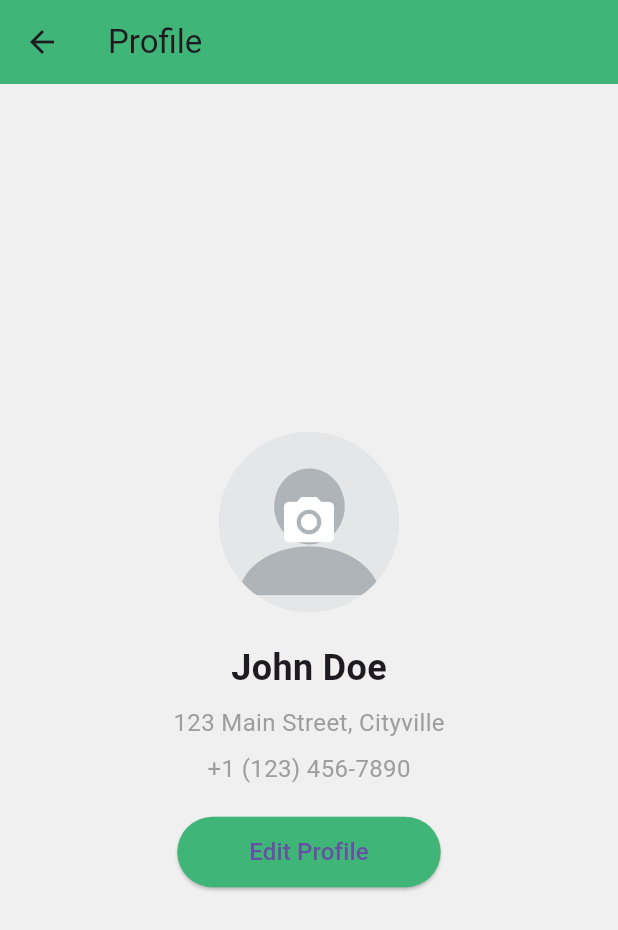
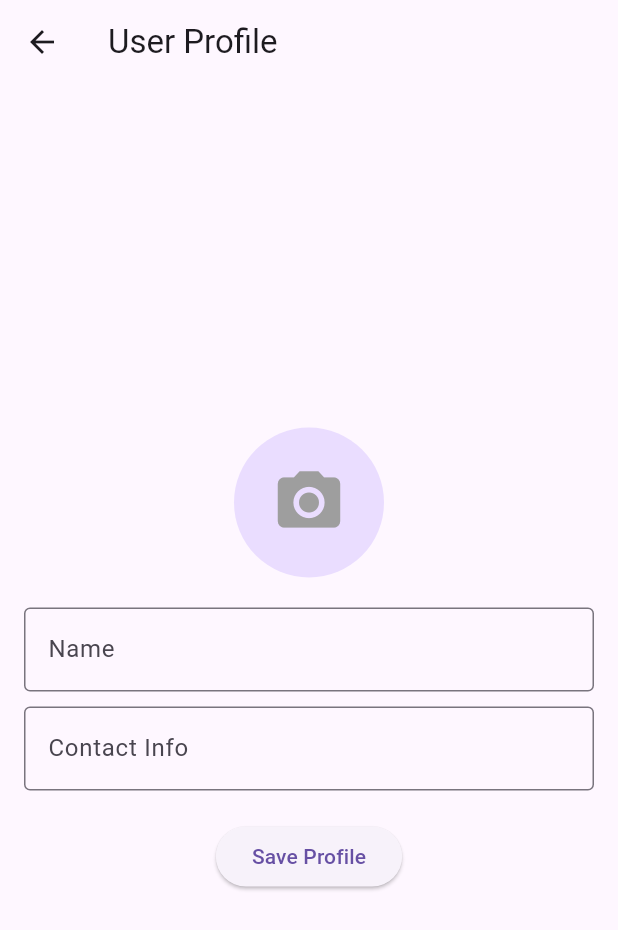
Before and after one commit to Yashgupta683/Jalaj, a Flutter app: the screen it shows after launch, after a tap on "Continue as Guest", after a tap on the "account circle" icon, on a phone screen of 412 x 824 dp. Shown: the top 930 px of the screen. Run offline on Flutter 3.47's test engine with Material 3 defaults, Android fonts, the phone set to English and light mode, and no system bars; our stand-ins replace file_picker, flutter_map, geocoding, geolocator, image_picker, latlong2 and 1 more.

Commit message:
7th comit

```diff
--- a/lib/home.dart
+++ b/lib/home.dart
@@ -98,7 +98,7 @@ class _DisasterHomePageState extends State<DisasterHomePage> {
             IconButton(
               icon: const Icon(Icons.account_circle),
               onPressed: () {
-                Navigator.push(context, MaterialPageRoute(builder: (context) =>Profilepage(),));
+                Navigator.push(context, MaterialPageRoute(builder: (context) =>ProfileScreen(),));
               },
             ),
           ],
--- a/lib/homea.dart
+++ b/lib/homea.dart
@@ -92,7 +92,7 @@ class _DisasterHomeAPageState extends State<DisasterHomeAPage> {
             ),
             IconButton(
               icon: const Icon(Icons.account_circle),
-              onPressed: () {Navigator.push(context,MaterialPageRoute(builder: (context)=> const Profilepage()));},
+              onPressed: () {Navigator.push(context,MaterialPageRoute(builder: (context)=>  ProfileScreen()));},
             ),
           ],
         ),
--- a/lib/profile.dart
+++ b/lib/profile.dart
@@ -1,158 +1,143 @@
 import 'package:flutter/material.dart';
 import 'package:image_picker/image_picker.dart';
-import 'package:image_cropper/image_cropper.dart';
 import 'dart:io';
 
-class Profilepage extends StatefulWidget {
-  const Profilepage({super.key});
-
-  @override
-  State<Profilepage> createState() => _ProfilepageState();
+void main() {
+  runApp(MyApp());
 }
 
-class _ProfilepageState extends State<Profilepage> {
-  File? _profileImage;
-  bool _isLoading = false;
+class MyApp extends StatelessWidget {
+  @override
+  Widget build(BuildContext context) {
+    return MaterialApp(
+      debugShowCheckedModeBanner: false,
+      home: ProfileScreen(),
+    );
+  }
+}
+
+class ProfileScreen extends StatefulWidget {
+  @override
+  _ProfileScreenState createState() => _ProfileScreenState();
+}
+
+class _ProfileScreenState extends State<ProfileScreen> {
+  File? _image;
+  final picker = ImagePicker();
+  final TextEditingController _nameController = TextEditingController();
+  final TextEditingController _contactController = TextEditingController();
+
+  String? _savedName;
+  String? _savedContact;
+  File? _savedImage;
+  bool _isEditing = true;
 
   Future<void> _pickImage() async {
-    final picker = ImagePicker();
-    setState(() {
-      _isLoading = true;
-    });
-    try {
-      final pickedFile = await picker.pickImage(source: ImageSource.gallery);
+    final pickedFile = await picker.pickImage(source: ImageSource.gallery);
 
-      if (pickedFile != null) {
-        File? croppedFile = await _cropImage(File(pickedFile.path));
-        if (croppedFile != null) {
-          setState(() {
-            _profileImage = croppedFile;
-          });
-          ScaffoldMessenger.of(context).showSnackBar(
-            const SnackBar(content: Text('Profile picture updated successfully!')),
-          );
-        } else {
-          ScaffoldMessenger.of(context).showSnackBar(
-            const SnackBar(content: Text('Image cropping canceled.')),
-          );
-        }
-      } else {
-        ScaffoldMessenger.of(context).showSnackBar(
-          const SnackBar(content: Text('No image selected.')),
-        );
-      }
-    } catch (error) {
-      ScaffoldMessenger.of(context).showSnackBar(
-        const SnackBar(content: Text('Failed to select image. Please try again.')),
-      );
-    } finally {
+    if (pickedFile != null) {
       setState(() {
-        _isLoading = false;
+        _image = File(pickedFile.path);
       });
     }
   }
 
-  Future<File?> _cropImage(File imageFile) async {
-    CroppedFile? croppedFile = await ImageCropper().cropImage(
-      sourcePath: imageFile.path,
-      aspectRatio: const CropAspectRatio(ratioX: 1.0, ratioY: 1.0),
-      uiSettings: [
-        AndroidUiSettings(
-          toolbarTitle: 'Crop Image',
-          toolbarColor: Colors.green,
-          toolbarWidgetColor: Colors.white,
-          lockAspectRatio: true,
-        ),
-        IOSUiSettings(
-          title: 'Crop Image',
-        )
-      ],
-    );
-    return croppedFile != null ? File(croppedFile.path) : null;
+  void _saveProfile() {
+    setState(() {
+      _savedName = _nameController.text.isNotEmpty ? _nameController.text : _savedName;
+      _savedContact = _contactController.text.isNotEmpty ? _contactController.text : _savedContact;
+      _savedImage = _image ?? _savedImage;
+      _isEditing = false; // Hide input fields after saving
+    });
+  }
+
+  void _editProfile() {
+    setState(() {
+      _isEditing = true; // Show input fields for editing
+    });
   }
 
   @override
   Widget build(BuildContext context) {
     return Scaffold(
       appBar: AppBar(
-        title: const Text("Profile"),
-        backgroundColor: const Color.fromARGB(255, 63, 181, 120),
+        title: Text("User Profile"),
+        actions: [
+          if (_savedImage != null)
+            Padding(
+              padding: const EdgeInsets.only(right: 16),
+              child: CircleAvatar(
+                backgroundImage: FileImage(_savedImage!),
+              ),
+            ),
+        ],
       ),
-      body: Container(
-        color: const Color.fromARGB(255, 240, 240, 240),
-        padding: const EdgeInsets.all(16.0),
-        child: Center(
+      body: Center(
+        child: Padding(
+          padding: const EdgeInsets.all(16.0),
           child: Column(
             mainAxisAlignment: MainAxisAlignment.center,
             crossAxisAlignment: CrossAxisAlignment.center,
             children: [
-              GestureDetector(
-                onTap: _pickImage,
-                child: Stack(
-                  alignment: Alignment.center,
-                  children: [
-                    CircleAvatar(
-                      radius: 60,
-                      backgroundImage: _profileImage != null
-                          ? FileImage(_profileImage!)
-                          : const AssetImage('assets/images/images.png') as ImageProvider,
-                      backgroundColor: Colors.grey[300],
-                      child: _profileImage == null
-                          ? const Icon(
-                        Icons.camera_alt,
-                        size: 40,
-                        color: Colors.white,
-                      )
-                          : null,
-                    ),
-                    if (_isLoading)
-                      const CircularProgressIndicator(
-                        valueColor: AlwaysStoppedAnimation<Color>(Colors.white),
-                      ),
-                  ],
-                ),
-              ),
-              const SizedBox(height: 20),
-              const Text(
-                'John Doe',
-                style: TextStyle(
-                  fontSize: 24,
-                  fontWeight: FontWeight.bold,
-                ),
-              ),
-              const SizedBox(height: 8),
-              const Text(
-                '123 Main Street, Cityville',
-                style: TextStyle(
-                  fontSize: 16,
-                  color: Colors.grey,
-                ),
-              ),
-              const SizedBox(height: 8),
-              const Text(
-                '+1 (123) 456-7890',
-                style: TextStyle(
-                  fontSize: 16,
-                  color: Colors.grey,
-                ),
-              ),
-              const SizedBox(height: 20),
-              ElevatedButton(
-                onPressed: () {},
-                style: ElevatedButton.styleFrom(
-                  backgroundColor: const Color.fromARGB(255, 63, 181, 120),
-                  shape: RoundedRectangleBorder(
-                    borderRadius: BorderRadius.circular(30.0),
+              if (_isEditing || _savedImage == null)
+                GestureDetector(
+                  onTap: _isEditing ? _pickImage : null,
+                  child: CircleAvatar(
+                    radius: 50,
+                    backgroundImage: _image != null ? FileImage(_image!) : null,
+                    child: _image == null
+                        ? Icon(Icons.camera_alt, size: 50, color: Colors.grey)
+                        : null,
                   ),
                 ),
-                child: const Padding(
-                  padding: EdgeInsets.symmetric(vertical: 12, horizontal: 24),
-                  child: Text(
-                    'Edit Profile',
-                    style: TextStyle(fontSize: 16),
+              SizedBox(height: 20),
+
+              if (_isEditing) ...[
+                TextField(
+                  controller: _nameController,
+                  decoration: InputDecoration(
+                    labelText: "Name",
+                    border: OutlineInputBorder(),
                   ),
                 ),
-              ),
+                SizedBox(height: 10),
+                TextField(
+                  controller: _contactController,
+                  keyboardType: TextInputType.phone,
+                  decoration: InputDecoration(
+                    labelText: "Contact Info",
+                    border: OutlineInputBorder(),
+                  ),
+                ),
+                SizedBox(height: 20),
+                ElevatedButton(
+                  onPressed: _saveProfile,
+                  child: Text("Save Profile"),
+                ),
+              ] else ...[
+                if (_savedImage != null)
+                  CircleAvatar(
+                    radius: 60,
+                    backgroundImage: FileImage(_savedImage!),
+                  ),
+                SizedBox(height: 20),
+                Text(
+                  _savedName ?? "No Name",
+                  style: TextStyle(fontSize: 20, fontWeight: FontWeight.bold),
+                  textAlign: TextAlign.center,
+                ),
+                SizedBox(height: 10),
+                Text(
+                  _savedContact ?? "No Contact Info",
+                  style: TextStyle(fontSize: 16, color: Colors.grey[700]),
+                  textAlign: TextAlign.center,
+                ),
+                SizedBox(height: 20),
+                ElevatedButton(
+                  onPressed: _editProfile,
+                  child: Text("Edit Profile"),
+                ),
+              ],
             ],
           ),
         ),
```
Also changed, not shown: pubspec.lock.
